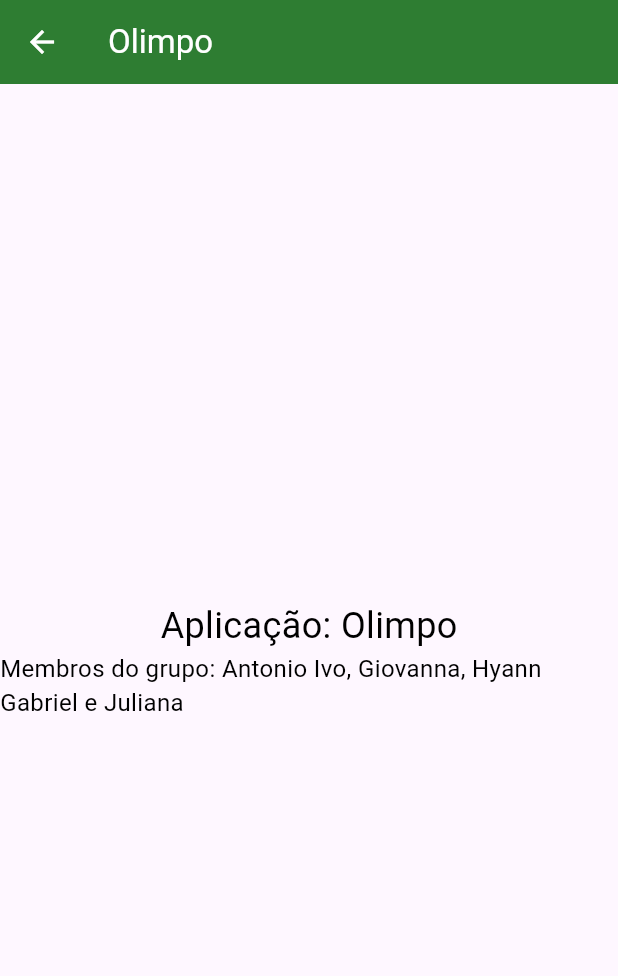
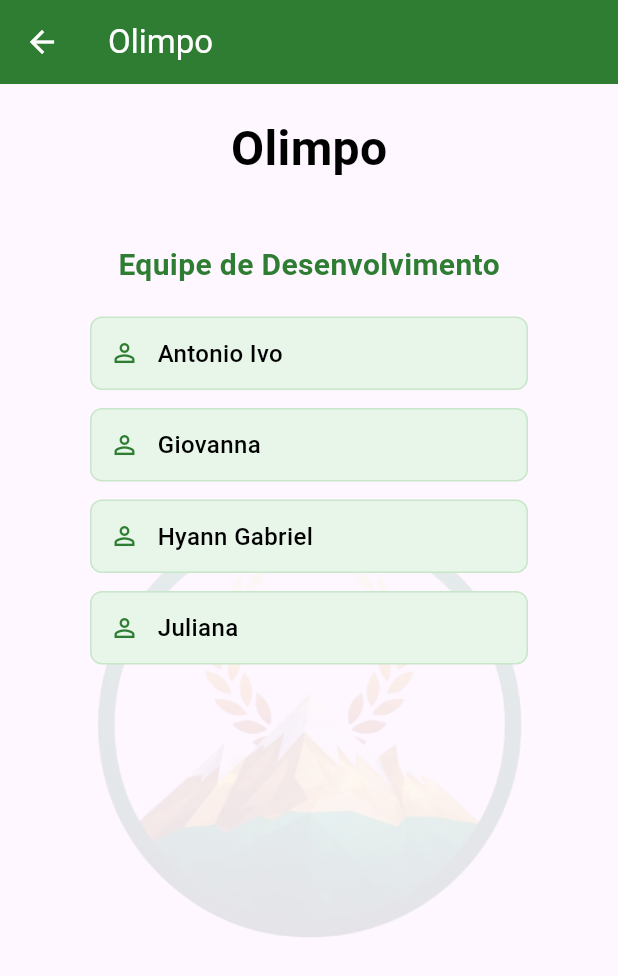
Before and after one commit to AntonioIvoDeOliveiraSouza/app-olimpo, a Flutter app: the screen it shows after launch, in the side drawer, after a tap on "Sobre", on a phone screen of 412 x 824 dp. Shown: the top 976 px of the screen. Run offline on Flutter 3.47's test engine with Material 3 defaults, Android fonts, the phone set to English and light mode, and no system bars.

Commit message:
feat: atualização do About Us

```diff
--- a/lib/screens/about_us.dart
+++ b/lib/screens/about_us.dart
@@ -1,24 +1,71 @@
 import 'package:flutter/material.dart';
+import 'package:olimpo/widgets/watermark_background.dart';
+import 'package:olimpo/widgets/team_member_card.dart';
 
 class AboutUs extends StatelessWidget {
   const AboutUs({super.key});
 
   @override
   Widget build(BuildContext context) {
-    const String appTitle = 'Olimpo';
     return Scaffold(
       appBar: AppBar(
         backgroundColor: Colors.green[800],
         foregroundColor: Colors.white,
-            title: const Text(appTitle)
+        title: const Text('Olimpo'),
       ),
-        body: const
-        Column(
-          mainAxisAlignment: MainAxisAlignment.center,
+      body: WatermarkBackground(
+        child: _buildContent(context),
+      ),
+    );
+  }
+
+  Widget _buildContent(BuildContext context) {
+    final screenHeight = MediaQuery.of(context).size.height;
+
+    return SingleChildScrollView(
+      child: Padding(
+        padding: const EdgeInsets.all(20.0),
+        child: Column(
+          mainAxisAlignment: MainAxisAlignment.start,
+          crossAxisAlignment: CrossAxisAlignment.center,
           children: [
-                    Text('Aplicação: Olimpo', style: TextStyle(color: Colors.black, fontSize: 24)),
-                    Text('Membros do grupo: Antonio Ivo, Giovanna, Hyann Gabriel e Juliana', style: TextStyle(color: Colors.black, fontSize: 16)),
+            const Text(
+              'Olimpo',
+              style: TextStyle(
+                color: Colors.black,
+                fontSize: 32,
+                fontWeight: FontWeight.bold,
+              ),
+            ),
+
+            const SizedBox(height: 40),
+            Text(
+              'Equipe de Desenvolvimento',
+              style: TextStyle(
+                color: Colors.green[800],
+                fontSize: 20,
+                fontWeight: FontWeight.bold,
+              ),
+            ),
+
+            const SizedBox(height: 20),
+            Padding(
+              padding: const EdgeInsets.symmetric(horizontal: 40),
+              child: Column(
+                children: [
+                  TeamMemberCard(name: 'Antonio Ivo'),
+                  SizedBox(height: 12),
+                  TeamMemberCard(name: 'Giovanna'),
+                  SizedBox(height: 12),
+                  TeamMemberCard(name: 'Hyann Gabriel'),
+                  SizedBox(height: 12),
+                  TeamMemberCard(name: 'Juliana'),
                 ],
+              ),
+            ),
+            SizedBox(height: screenHeight * 0.2),
+          ],
+        ),
       ),
     );
   }
--- /dev/null
+++ b/lib/widgets/team_member_card.dart
@@ -0,0 +1,38 @@
+import 'package:flutter/material.dart';
+
+class TeamMemberCard extends StatelessWidget {
+  final String name;
+
+  const TeamMemberCard({super.key, required this.name});
+
+  @override
+  Widget build(BuildContext context) {
+    return Container(
+      width: double.infinity,
+      padding: const EdgeInsets.all(12),
+      decoration: BoxDecoration(
+        color: Colors.green[50],
+        borderRadius: BorderRadius.circular(8),
+        border: Border.all(color: Colors.green[100]!),
+      ),
+      child: Row(
+        children: [
+          Icon(
+            Icons.person_outline,
+            color: Colors.green[800],
+            size: 20,
+          ),
+          const SizedBox(width: 12),
+           Text(
+            name,
+            style: const TextStyle(
+              color: Colors.black,
+              fontSize: 16,
+              fontWeight: FontWeight.w500,
+            ),
+          ),
+        ],
+      ),
+    );
+  }
+}
--- /dev/null
+++ b/lib/widgets/watermark_background.dart
@@ -0,0 +1,31 @@
+import 'package:flutter/material.dart';
+
+class WatermarkBackground extends StatelessWidget {
+  final Widget child;
+
+  const WatermarkBackground({super.key,required this.child,});
+
+  @override
+  Widget build(BuildContext context) {
+    final screenWidth = MediaQuery.of(context).size.width;
+
+    return Stack(
+      children: [
+        Positioned(
+          bottom: -10,
+          left: 0,
+          right: 0,
+          child: Opacity(
+            opacity: 0.1,
+              child: Image.asset(
+                'lib/data/images/logo.png',
+                width: screenWidth * 0.6,
+                fit: BoxFit.contain,
+              ),
+            ),
+          ),
+        child,
+      ],
+    );
+  }
+}
```
Lines whose indentation alone changed are shown as unchanged.
